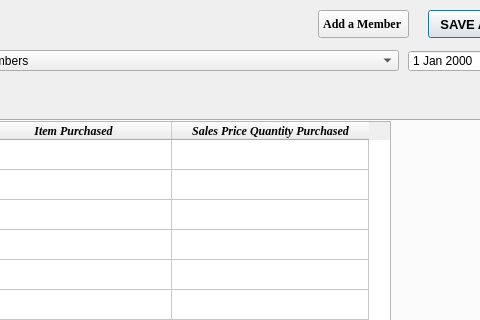
danielmulvad/CS1C-Project-2, file costcopage.ui: the form before one commit; both pictures show x 462 to 942 and y 0 to 320 of the 1257 by 692 pixel window.
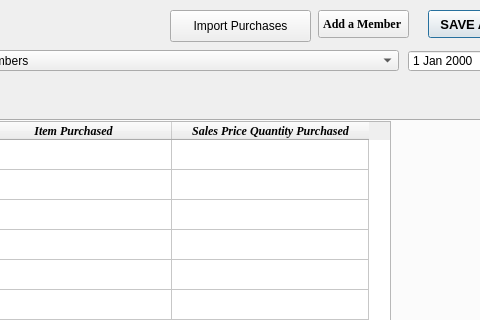
The form after the commit.

```diff
--- a/costcopage.ui
+++ b/costcopage.ui
@@ -551,6 +551,19 @@
     <string>Add a Member </string>
    </property>
   </widget>
+  <widget class="QPushButton" name="button_importPurchasesFromFileSelection">
+   <property name="geometry">
+    <rect>
+     <x>632</x>
+     <y>10</y>
+     <width>141</width>
+     <height>32</height>
+    </rect>
+   </property>
+   <property name="text">
+    <string>Import Purchases</string>
+   </property>
+  </widget>
  </widget>
  <resources/>
  <connections/>
```
